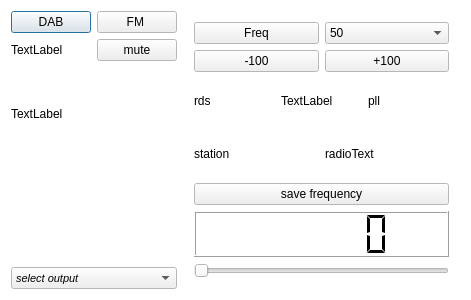
This is duoreceiver.ui in JvanKatwijk/duoreceiver as Qt 5 draws it before an edit. The edited form follows.
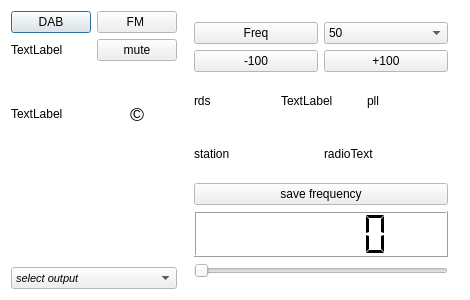
This is the edited form. Custom widgets are drawn as their Qt base class.

The edit to the form file:
```diff
--- a/duoreceiver.ui
+++ b/duoreceiver.ui
@@ -7,7 +7,7 @@
    <rect>
     <x>0</x>
     <y>0</y>
-    <width>471</width>
+    <width>470</width>
     <height>300</height>
    </rect>
   </property>
@@ -87,7 +87,7 @@
   <property name="windowIconText">
    <string>QUIT</string>
   </property>
-  <layout class="QHBoxLayout" name="horizontalLayout_12">
+  <layout class="QHBoxLayout" name="horizontalLayout_14">
    <item>
     <layout class="QVBoxLayout" name="verticalLayout_5">
      <item>
@@ -136,11 +136,35 @@
       </layout>
      </item>
      <item>
-      <widget class="QLabel" name="timeDisplay">
-       <property name="text">
-        <string>TextLabel</string>
-       </property>
-      </widget>
+      <layout class="QHBoxLayout" name="horizontalLayout_12">
+       <item>
+        <widget class="QLabel" name="timeDisplay">
+         <property name="text">
+          <string>TextLabel</string>
+         </property>
+        </widget>
+       </item>
+       <item>
+        <widget class="QLabel" name="copyrightLabel">
+         <property name="font">
+          <font>
+           <pointsize>14</pointsize>
+           <weight>50</weight>
+           <bold>false</bold>
+          </font>
+         </property>
+         <property name="toolTip">
+          <string>&lt;html&gt;&lt;head/&gt;&lt;body&gt;&lt;p&gt;Qt-DAB copyright:&lt;/p&gt;&lt;p&gt;J van Katwijk, Lazy Chair Computing. J.vanKatwijk@gmail.com&lt;/p&gt;&lt;p&gt;Copyright of the Qt toolkit used: the Qt Company&lt;/p&gt;&lt;p&gt;Copyright of the libraries used for SDRplay, rtl-sdr based sticks, AIRspy, portaudio, libsndfile and libsamplerate and libfftw3 to their developers&lt;/p&gt;&lt;p&gt;Copyright of the MP2 library used Martin J Fiedler&lt;/p&gt;&lt;p&gt;Copyright of the firecode checker: Gnu Radio&lt;/p&gt;&lt;p&gt;Copyright of the Reed Solomon Decoder software: Phil Karns&lt;/p&gt;&lt;p&gt;Copyright of the code to create a correct header for the AAC files: Stefan Poeschel&lt;/p&gt;&lt;p&gt;All copyrights gratefully acknowledged&lt;/p&gt;&lt;p&gt;&lt;br/&gt;&lt;/p&gt;&lt;p&gt;The current layout of the GUI is based on a design of Luo Zhang, Thanks&lt;/p&gt;&lt;p&gt;&lt;br/&gt;&lt;/p&gt;&lt;p&gt;Qt-DAB (an SDR-J program) is distributed in the hope that it will be useful, but WITHOUT ANY WARRANTY; without even the implied warranty of MERCHANTABILITY or FITNESS FOR A PARTICULAR PURPOSE. See the GNU General Public License for more details.&lt;br/&gt;&lt;/p&gt;&lt;/body&gt;&lt;/html&gt;</string>
+         </property>
+         <property name="text">
+          <string>©</string>
+         </property>
+         <property name="alignment">
+          <set>Qt::AlignCenter</set>
+         </property>
+        </widget>
+       </item>
+      </layout>
      </item>
      <item>
       <widget class="QWidget" name="deviceControlWidget" native="true"/>
@@ -451,16 +475,16 @@
  <layoutdefault spacing="6" margin="11"/>
  <pixmapfunction>qPixmapFromMimeSource</pixmapfunction>
  <customwidgets>
-  <customwidget>
-   <class>verySmallPushButton</class>
-   <extends>QPushButton</extends>
-   <header location="global">verysmallpushbutton.h</header>
-  </customwidget>
   <customwidget>
    <class>smallComboBox</class>
    <extends>QComboBox</extends>
    <header>smallcombobox.h</header>
   </customwidget>
+  <customwidget>
+   <class>verySmallPushButton</class>
+   <extends>QPushButton</extends>
+   <header>verysmallpushbutton.h</header>
+  </customwidget>
  </customwidgets>
  <resources/>
  <connections/>
```
Left out of the diff: 2 changed lines with no effect on the pictures.
